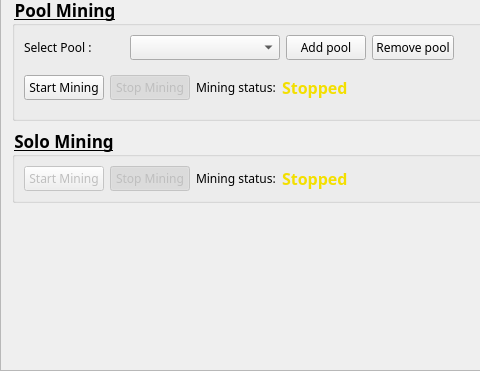
The window that src/gui/ui/miningframe.ui (aejontargaryen/FanGoldWallet) describes before a commit, drawn with Qt 5; both pictures show x 0 to 480 and y 98 to 469 of the 760 by 469 pixel window.
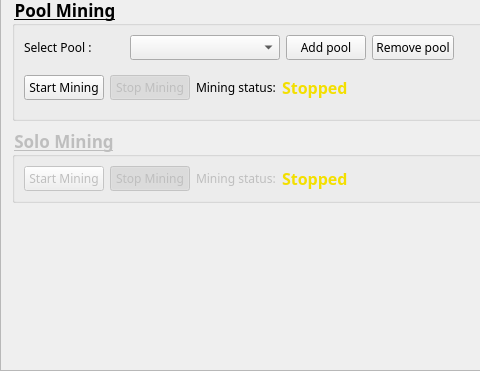
The same window after the commit. Icons and pictures are not drawn.

What changed in the file:
```diff
--- a/src/gui/ui/miningframe.ui
+++ b/src/gui/ui/miningframe.ui
@@ -307,6 +307,9 @@
    </item>
    <item row="2" column="0">
     <widget class="QGroupBox" name="groupBox_2">
+     <property name="enabled">
+      <bool>false</bool>
+     </property>
      <property name="minimumSize">
       <size>
        <width>0</width>
@@ -328,6 +331,9 @@
      <property name="title">
       <string>Solo Mining</string>
      </property>
+     <property name="flat">
+      <bool>false</bool>
+     </property>
      <layout class="QGridLayout" name="gridLayout_4" rowstretch="0">
       <property name="leftMargin">
        <number>9</number>
```
Left out of the diff: 13 changed lines with no effect on the pictures.
